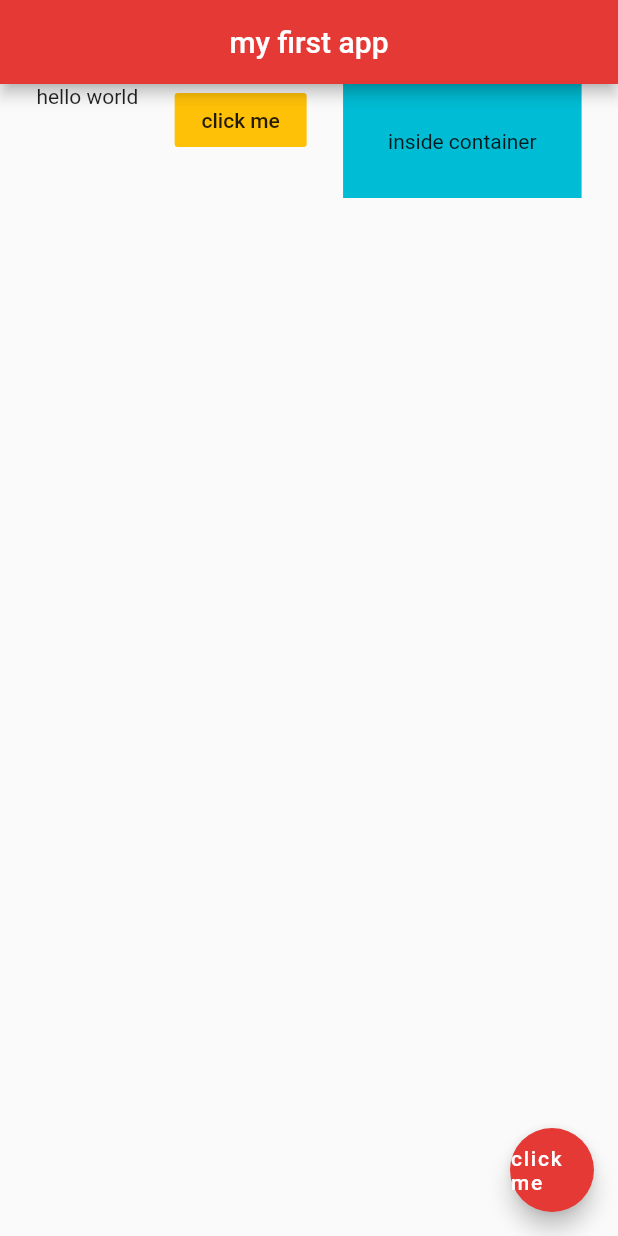
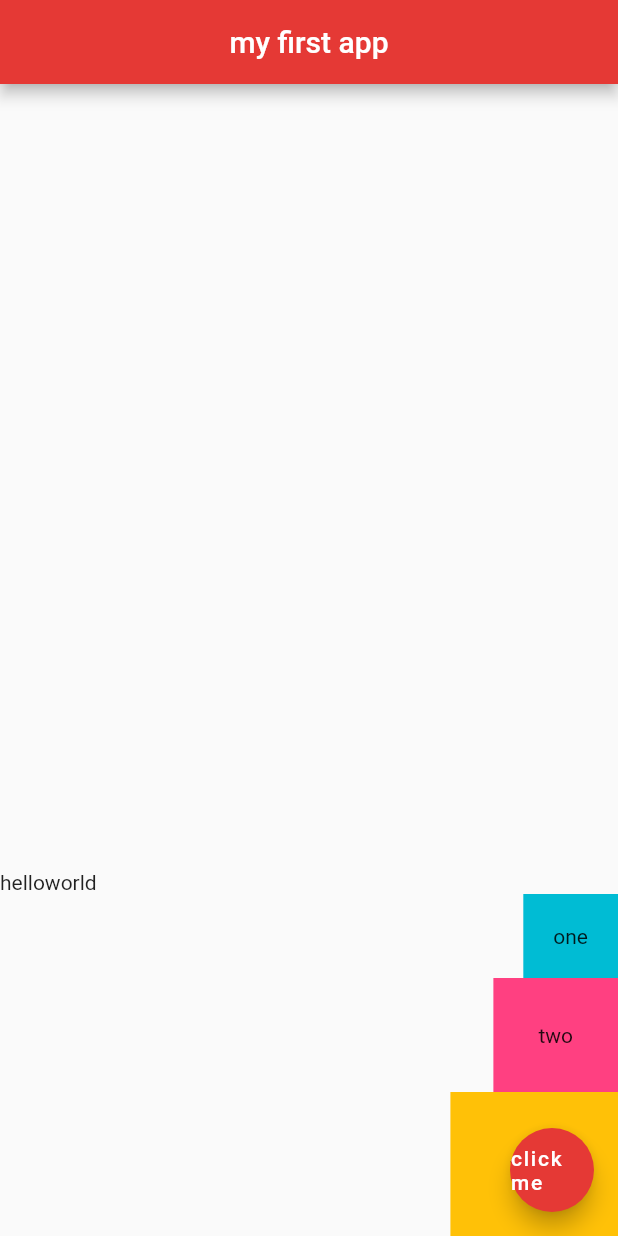
Before and after one commit to mvreisg/aprendizado_flutter, a Flutter app: the screen it shows after launch, on a phone screen of 412 x 824 dp. Run offline on Flutter 3.47's test engine with Material 2 defaults, Android fonts, the phone set to English and light mode, and no system bars.

Commit message:
Update main.dart

```diff
--- a/myapp/lib/main.dart
+++ b/myapp/lib/main.dart
@@ -16,20 +16,30 @@ class Home extends StatelessWidget {
         centerTitle: true,
         backgroundColor: Colors.red[600],
       ),
-      body: Row(
-        mainAxisAlignment: MainAxisAlignment.spaceEvenly,
-        crossAxisAlignment: CrossAxisAlignment.start,
+      body: Column(
+        mainAxisAlignment: MainAxisAlignment.end,
+        crossAxisAlignment: CrossAxisAlignment.end,
         children: <Widget>[
-          Text('hello world'),
-          FlatButton(
-            onPressed: () {},
-            color: Colors.amber,
-            child: Text('click me'),
+          Row(
+            children: <Widget>[
+              Text('hello'),
+              Text('world'),
+            ],
           ),
           Container(
+            padding: EdgeInsets.all(20.0),
             color: Colors.cyan,
+            child: Text('one'),
+          ),
+          Container(
             padding: EdgeInsets.all(30.0),
-            child: Text('inside container'),
+            color: Colors.pinkAccent,
+            child: Text('two'),
+          ),
+          Container(
+            padding: EdgeInsets.all(40.0),
+            color: Colors.amber,
+            child: Text('three'),
           ),
         ],
       ),
```
